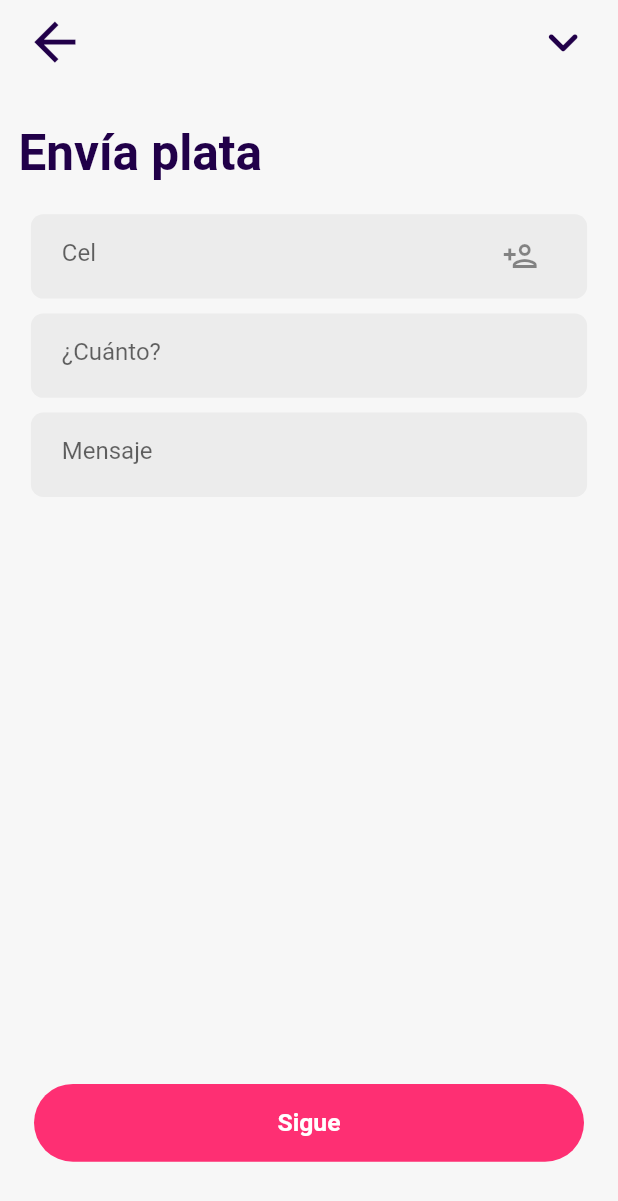
After one commit to estarly07/Mequi, a Flutter app: the TransactionSentPage screen opened by its route, on a phone screen of 412 x 824 dp. The commit adds this screen. Shown: the top 1201 px of the screen. Run offline on Flutter 3.47's test engine with Material 2 defaults, Android fonts, the phone set to English and light mode, and no system bars; our stand-ins replace flutter_svg, shared_preferences; accounts and stored records are empty.

Commit message:
CREACION
- Creacion del dialogo sheet pra escoger el metodo de envio
- Implementacion de rutas
- Creacion del transaction sent page

```diff
--- a/mequi/lib/Transactions/pages/pages.dart
+++ b/mequi/lib/Transactions/pages/pages.dart
@@ -1,2 +1,3 @@
 export 'package:mequi/Transactions/pages/home_page.dart';
 export 'package:mequi/Account/pages/account_page.dart';
+export 'package:mequi/Transactions/pages/transaction_sent_page.dart';
--- /dev/null
+++ b/mequi/lib/Transactions/pages/transaction_sent_page.dart
@@ -0,0 +1,154 @@
+import 'package:flutter/cupertino.dart';
+import 'package:flutter/material.dart';
+import 'package:flutter/painting.dart';
+import 'package:flutter/rendering.dart';
+import 'package:flutter/services.dart';
+import 'package:mequi/Utils/values/colors.dart';
+import 'package:mequi/Utils/views/widgets/widgets.dart';
+
+class TransactionSentPage extends StatelessWidget {
+  const TransactionSentPage({Key? key}) : super(key: key);
+
+  @override
+  Widget build(BuildContext context) {
+    final size = MediaQuery.of(context).size;
+    return Scaffold(
+      body: SafeArea(
+          child: SingleChildScrollView(
+        child: Container(
+          height: size.height,
+          child: Stack(
+            children: [
+              Column(
+                crossAxisAlignment: CrossAxisAlignment.start,
+                children: [
+                  _Appbar(),
+                  Padding(
+                    padding: EdgeInsets.symmetric(
+                        vertical: size.height * 0.02,
+                        horizontal: size.width * 0.03),
+                    child: Text(
+                      "Envía plata",
+                      style: TextStyle(
+                          fontSize: size.width * 0.08,
+                          fontWeight: FontWeight.bold,
+                          color: Color(colorPimary)),
+                    ),
+                  ),
+                  TextFieldCustom(
+                    hint: "Cel",
+                    icon: Icons.person_add_outlined,
+                    inputType: TextInputType.phone,
+                    lenght: 10,
+                    inputFormatter: FilteringTextInputFormatter.digitsOnly,
+                    click: () {},
+                  ),
+                  TextFieldCustom(
+                    hint: "¿Cuánto?",
+                    inputType: TextInputType.number,
+                    lenght: 10,
+                    click: () {},
+                  ),
+                  TextFieldCustom(
+                    hint: "Mensaje",
+                    expanded: true,
+                    inputType: TextInputType.multiline,
+                    click: () {},
+                  ),
+                ],
+              ),
+              Align(
+                  alignment: Alignment.bottomCenter,
+                  child: ButtonCircleCusttom(
+                    text: "Sigue",
+                    textColor: colorBar,
+                    backgroundColor: colorPink,
+                    click: () {},
+                  )),
+            ],
+          ),
+        ),
+      )),
+    );
+  }
+}
+
+class _Appbar extends StatefulWidget {
+  const _Appbar({
+    Key? key,
+  }) : super(key: key);
+
+  @override
+  State<_Appbar> createState() => _AppbarState();
+}
+
+class _AppbarState extends State<_Appbar> {
+  bool showInfo = false;
+  @override
+  Widget build(BuildContext context) {
+    final size = MediaQuery.of(context).size;
+    return AnimatedContainer(
+      height: showInfo ? size.height * 0.15 : size.height * 0.08,
+      duration: Duration(milliseconds: 500),
+      child: SingleChildScrollView(
+        child: Column(
+          children: [
+            ListTile(
+              leading: Icon(
+                Icons.arrow_back,
+                size: size.width * 0.1,
+                color: Color(colorPimary),
+              ),
+              trailing: GestureDetector(
+                onTap: () => setState(() {
+                  showInfo = !showInfo;
+                }),
+                child: Icon(
+                  showInfo
+                      ? Icons.keyboard_arrow_up_rounded
+                      : Icons.keyboard_arrow_down_rounded,
+                  size: size.width * 0.1,
+                  color: Color(colorPimary),
+                ),
+              ),
+            ),
+            showInfo
+                ? ListTile(
+                    leading: Column(
+                      crossAxisAlignment: CrossAxisAlignment.start,
+                      children: [
+                        Text("Disponible",
+                            style: TextStyle(
+                              fontSize: size.width * 0.05,
+                              fontWeight: FontWeight.bold,
+                            )),
+                        SizedBox(height: size.height * 0.01),
+                        Text("Todo",
+                            style: TextStyle(
+                              fontSize: size.width * 0.04,
+                            )),
+                      ],
+                    ),
+                    trailing: Column(
+                      crossAxisAlignment: CrossAxisAlignment.end,
+                      children: [
+                        Text("\$ 0",
+                            style: TextStyle(
+                              fontSize: size.width * 0.05,
+                              fontWeight: FontWeight.bold,
+                            )),
+                        SizedBox(height: size.height * 0.01),
+                        Text("\$ 800000000",
+                            style: TextStyle(
+                              fontSize: size.width * 0.04,
+                            )),
+                      ],
+                    ),
+                  )
+                : const SizedBox(),
+          ],
+        ),
+      ),
+    );
+  }
+}
--- a/mequi/lib/Transactions/widgets/widgets.dart
+++ b/mequi/lib/Transactions/widgets/widgets.dart
@@ -1,2 +1,3 @@
 export 'package:mequi/Transactions/widgets/bar.dart';
 export 'package:mequi/Transactions/widgets/dialog_transactions.dart';
+export 'package:mequi/Transactions/widgets/dialog_sheet.dart';
--- a/mequi/lib/Utils/values/colors.dart
+++ b/mequi/lib/Utils/values/colors.dart
@@ -7,6 +7,7 @@ const int colorButtonsBar = 0xffababab;
 
 const int colorBar = 0xffffffff;
 const int colorShadow = 0xffdfe6ee;
+const int colorShadowBlack = 0xff000000;
 const int colorScaffold = 0xfff7f7f7;
 const int textPrimaryWhite = 0xffffffff;
 const int textSecondaryWhite = 0xffD6D6D6;
--- /dev/null
+++ b/mequi/lib/Utils/values/routes.dart
@@ -0,0 +1,7 @@
+import 'package:flutter/cupertino.dart';
+import 'package:mequi/Transactions/pages/pages.dart';
+
+Map<String, WidgetBuilder> routes = {
+  "/": (_) => const HomePage(),
+  "transaction_sent": (_) => const TransactionSentPage()
+};
--- /dev/null
+++ b/mequi/lib/Utils/views/widgets/buttom_circle.dart
@@ -0,0 +1,40 @@
+import 'package:flutter/cupertino.dart';
+import 'package:flutter/material.dart';
+import 'package:flutter/painting.dart';
+
+class ButtonCircleCusttom extends StatelessWidget {
+  const ButtonCircleCusttom({
+    Key? key,
+    required this.text,
+    required this.click,
+    required this.textColor,
+    required this.backgroundColor,
+  }) : super(key: key);
+
+  final String text;
+  final int textColor;
+  final int backgroundColor;
+  final Function click;
+  @override
+  Widget build(BuildContext context) {
+    final size = MediaQuery.of(context).size;
+    return Container(
+      width: size.width,
+      padding: EdgeInsets.all(size.height * 0.02),
+      margin: EdgeInsets.symmetric(
+        vertical: size.height * 0.06,
+        horizontal: size.width * 0.055,
+      ),
+      decoration: BoxDecoration(
+        borderRadius: BorderRadius.circular(size.height),
+        color: Color(backgroundColor),
+      ),
+      child: Text(text,
+          textAlign: TextAlign.center,
+          style: TextStyle(
+              color: Color(textColor),
+              fontWeight: FontWeight.bold,
+              fontSize: size.height * 0.02)),
+    );
+  }
+}
--- /dev/null
+++ b/mequi/lib/Utils/views/widgets/textfield_custom.dart
@@ -0,0 +1,62 @@
+import 'package:flutter/cupertino.dart';
+import 'package:flutter/material.dart';
+import 'package:flutter/services.dart';
+import 'package:mequi/Utils/values/colors.dart';
+
+class TextFieldCustom extends StatelessWidget {
+  TextFieldCustom({
+    Key? key,
+    required this.hint,
+    required this.click,
+    required this.inputType,
+    this.icon = null,
+    this.lenght = 225,
+    this.inputFormatter = null,
+    this.expanded = false,
+  }) : super(key: key);
+
+  final String hint;
+  final IconData? icon;
+  final Function click;
+  final TextInputFormatter? inputFormatter;
+  final TextInputType inputType;
+  final bool expanded;
+  final int lenght;
+
+  @override
+  Widget build(BuildContext context) {
+    final size = MediaQuery.of(context).size;
+    return Padding(
+      padding: EdgeInsets.symmetric(
+        horizontal: size.width * 0.05,
+        vertical: size.width * 0.012,
+      ),
+      child: Container(
+        padding: EdgeInsets.symmetric(
+          vertical: size.width * 0.01,
+          horizontal: size.width * 0.05,
+        ),
+        decoration: BoxDecoration(
+          color: Color(colorButtonsBar).withOpacity(0.15),
+          borderRadius: BorderRadius.circular(size.width * 0.02),
+        ),
+        child: TextFormField(
+          maxLength: lenght,
+          keyboardType: inputType,
+          maxLines: expanded ? null : 1,
+          inputFormatters: [
+            (inputFormatter != null
+                ? inputFormatter!
+                : FilteringTextInputFormatter.singleLineFormatter)
+          ],
+          decoration: InputDecoration(
+            border: InputBorder.none,
+            hintText: hint,
+            counterText: "",
+            suffixIcon: Icon(icon),
+          ),
+        ),
+      ),
+    );
+  }
+}
--- /dev/null
+++ b/mequi/lib/Utils/views/widgets/widgets.dart
@@ -0,0 +1,2 @@
+export 'package:mequi/Utils/views/widgets/textfield_custom.dart';
+export 'package:mequi/Utils/views/widgets/buttom_circle.dart';
--- a/mequi/lib/main.dart
+++ b/mequi/lib/main.dart
@@ -1,7 +1,7 @@
 import 'package:flutter/material.dart';
 import 'package:flutter/services.dart';
-import 'package:mequi/Transactions/pages/pages.dart';
 import 'package:mequi/Utils/preferences.dart';
+import 'package:mequi/Utils/values/routes.dart';
 import 'package:mequi/Utils/values/values.dart';
 
 late Preferences preferences;
@@ -25,9 +25,7 @@ class MyApp extends StatelessWidget {
     return MaterialApp(
       debugShowCheckedModeBanner: false,
       title: 'Material App',
-      routes: {
-        "/": (_) => const HomePage(),
-      },
+      routes: routes,
       initialRoute: "/",
       theme: ThemeData.light().copyWith(
         scaffoldBackgroundColor: Color(colorScaffold),
```
Also changed, not shown: mequi/lib/Transactions/pages/home_page.dart (+19 -0 lines), mequi/lib/Transactions/widgets/dialog_sheet.dart (added, +144 -0 lines), mequi/lib/Transactions/widgets/dialog_transactions.dart (+9 -0 lines), mequi/assets/icons/ic_two_person.svg (added).
